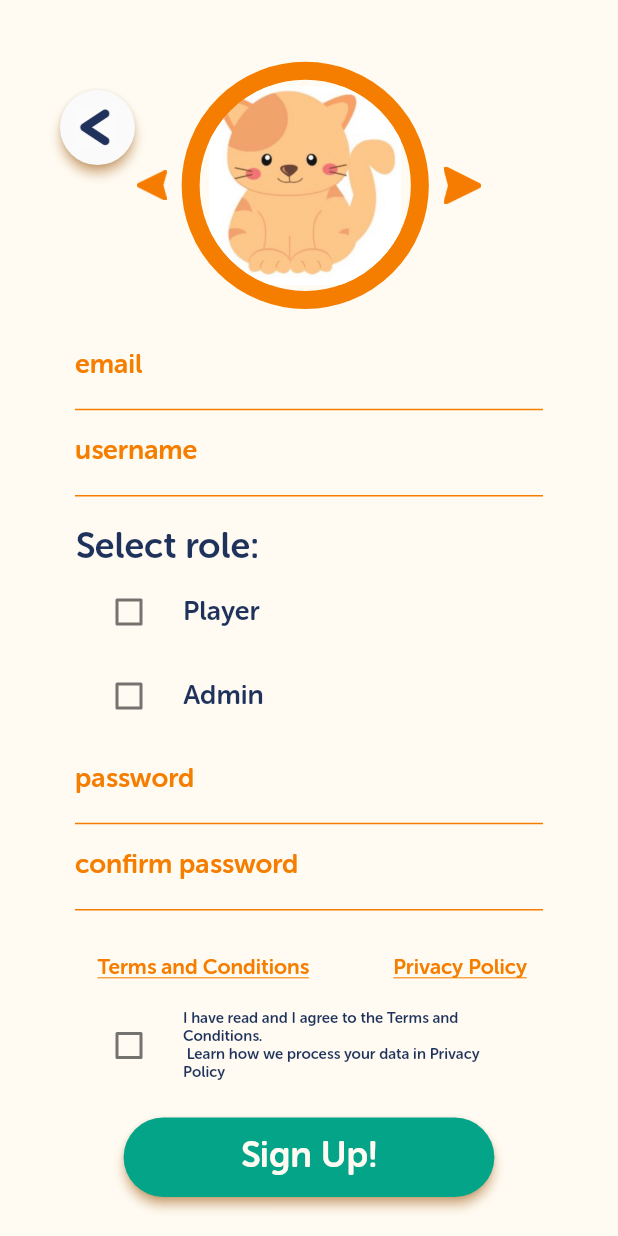
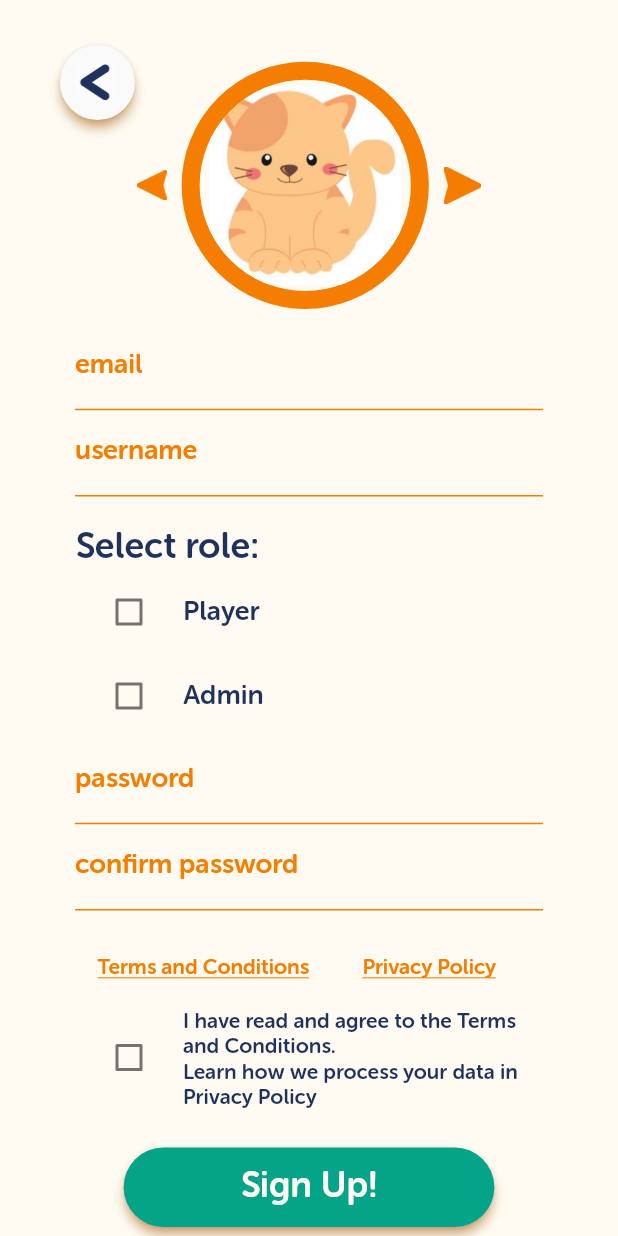
Before and after one commit to amaankahmad/MusicTherapy, a Flutter app: the SignUp screen opened directly, on a phone screen of 412 x 824 dp. Run offline on Flutter 3.47's test engine with Material 2 defaults, Android fonts, the phone set to English and light mode, and no system bars; our stand-ins replace cloud_firestore, firebase_auth, firebase_core, firebase_storage, image_picker, permission_handler; missing offline and left inert: flutter_search_bar; accounts and stored records are empty.

Commit message:
Overflow issues and sizing fixed

```diff
--- a/musictherapy/lib/ui/pages/signUpPage.dart
+++ b/musictherapy/lib/ui/pages/signUpPage.dart
@@ -96,12 +96,14 @@ class _SignUpState extends State<SignUp> {
 
     return Scaffold(
       backgroundColor: white,
-      body: Stack(
+      body: SafeArea(
+        child: SingleChildScrollView(
+          child: Stack(
             children: <Widget>[
 //-----------------------------------
 // Back Button:
               Positioned(
-            top: 60,
+                top: 30,
                 left: 40,
                 child: Container(
                   width: 50,
@@ -472,7 +474,7 @@ class _SignUpState extends State<SignUp> {
                               ),
                             ),
                             SizedBox(
-                          width: width * 0.1,
+                              width: width * 0.05,
                             ),
                             Container(
                               alignment: Alignment(1, 0),
@@ -507,10 +509,10 @@ class _SignUpState extends State<SignUp> {
 //  Check Terms and Conditions:
                         CheckboxListTile(
                           title: Text(
-                        'I have read and I agree to the Terms and Conditions. \n Learn how we process your data in Privacy Policy',
+                            'I have read and agree to the Terms and Conditions.\nLearn how we process your data in Privacy Policy',
                             style: TextStyle(
                               color: blue,
-                          fontSize: 10,
+                              fontSize: 14,
                             ),
                           ),
                           controlAffinity: ListTileControlAffinity.leading,
@@ -629,12 +631,21 @@ class _SignUpState extends State<SignUp> {
                             ),
                           ),
                         ),
+                        SizedBox(
+                          height: 20,
+                        ),
                       ],
                     ),
                   )
                 ],
+
               ),
+
             ],
+
+          ),
+
+        ),
       ),
     );
   }
```
Lines whose indentation alone changed are shown as unchanged.
